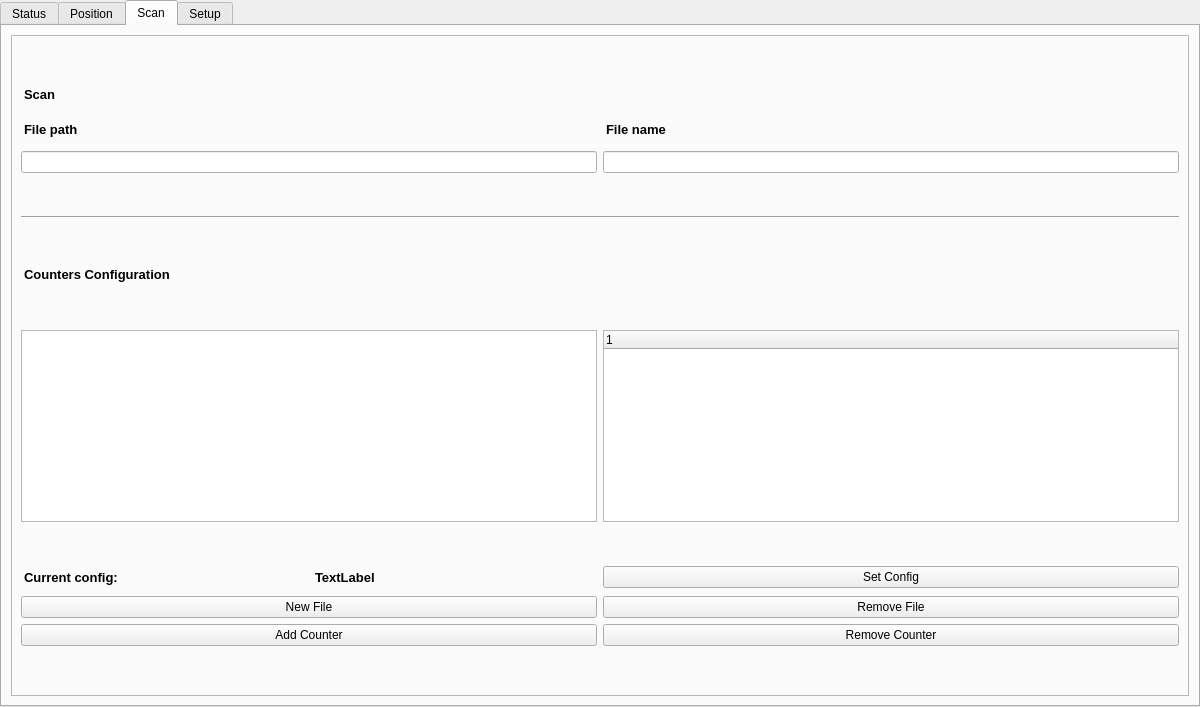
Qt form gui/main.ui (HugoValim/DAF) before a commit.
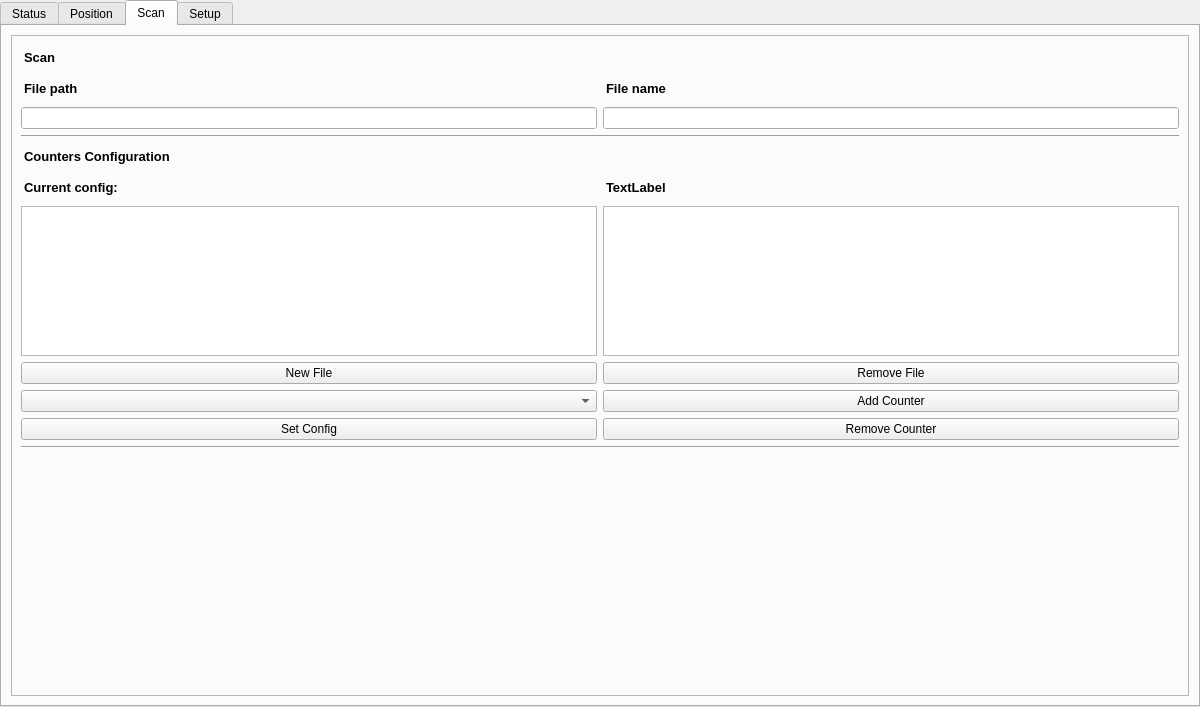
The same form after that commit. The open tabs and pages were chosen to show the change. Custom widgets are drawn as their Qt base class.

Commit message: Now almost everything related to counter can be done directly in daf.gui

What changed in the file:
```diff
--- a/gui/main.ui
+++ b/gui/main.ui
@@ -3946,6 +3946,24 @@
             </property>
            </widget>
           </item>
+          <item>
+           <layout class="QHBoxLayout" name="horizontalLayout_2">
+            <item>
+             <widget class="QLabel" name="label_54">
+              <property name="text">
+               <string>Current config:</string>
+              </property>
+             </widget>
+            </item>
+            <item>
+             <widget class="QLabel" name="label_current_config">
+              <property name="text">
+               <string>TextLabel</string>
+              </property>
+             </widget>
+            </item>
+           </layout>
+          </item>
           <item>
            <layout class="QHBoxLayout" name="horizontalLayout">
             <item>
@@ -3956,6 +3974,12 @@
                 <verstretch>0</verstretch>
                </sizepolicy>
               </property>
+              <property name="maximumSize">
+               <size>
+                <width>16777215</width>
+                <height>150</height>
+               </size>
+              </property>
              </widget>
             </item>
             <item>
@@ -3966,6 +3990,18 @@
                 <verstretch>0</verstretch>
                </sizepolicy>
               </property>
+              <property name="maximumSize">
+               <size>
+                <width>16777215</width>
+                <height>150</height>
+               </size>
+              </property>
+              <property name="autoScrollMargin">
+               <number>16</number>
+              </property>
+              <attribute name="headerVisible">
+               <bool>false</bool>
+              </attribute>
               <column>
                <property name="text">
                 <string notr="true">1</string>
@@ -3977,28 +4013,7 @@
           </item>
           <item>
            <layout class="QGridLayout" name="gridLayout_14">
-            <item row="2" column="0">
-             <widget class="QPushButton" name="pushButton_add_counter">
-              <property name="text">
-               <string>Add Counter</string>
-              </property>
-             </widget>
-            </item>
-            <item row="1" column="0">
-             <widget class="QPushButton" name="pushButton_new_counter_file">
-              <property name="text">
-               <string>New File</string>
-              </property>
-             </widget>
-            </item>
-            <item row="1" column="1">
-             <widget class="QPushButton" name="pushButton_remove_counter_file">
-              <property name="text">
-               <string>Remove File</string>
-              </property>
-             </widget>
-            </item>
-            <item row="2" column="1">
+            <item row="3" column="1">
              <widget class="QPushButton" name="pushButton_remove_counter">
               <property name="text">
                <string>Remove Counter</string>
@@ -4006,32 +4021,58 @@
              </widget>
             </item>
             <item row="0" column="0">
-             <layout class="QHBoxLayout" name="horizontalLayout_2">
-              <item>
-               <widget class="QLabel" name="label_54">
-                <property name="text">
-                 <string>Current config:</string>
-                </property>
-               </widget>
-              </item>
-              <item>
-               <widget class="QLabel" name="label_current_config">
-                <property name="text">
-                 <string>TextLabel</string>
-                </property>
-               </widget>
-              </item>
-             </layout>
+             <widget class="QPushButton" name="pushButton_new_counter_file">
+              <property name="text">
+               <string>New File</string>
+              </property>
+             </widget>
             </item>
             <item row="0" column="1">
+             <widget class="QPushButton" name="pushButton_remove_counter_file">
+              <property name="text">
+               <string>Remove File</string>
+              </property>
+             </widget>
+            </item>
+            <item row="3" column="0">
              <widget class="QPushButton" name="pushButton_set_config_counter">
               <property name="text">
                <string>Set Config</string>
               </property>
              </widget>
             </item>
+            <item row="2" column="1">
+             <widget class="QPushButton" name="pushButton_add_counter">
+              <property name="text">
+               <string>Add Counter</string>
+              </property>
+             </widget>
+            </item>
+            <item row="2" column="0">
+             <widget class="QComboBox" name="comboBox_counters"/>
+            </item>
            </layout>
           </item>
+          <item>
+           <widget class="Line" name="line_8">
+            <property name="orientation">
+             <enum>Qt::Horizontal</enum>
+            </property>
+           </widget>
+          </item>
+          <item>
+           <spacer name="verticalSpacer">
+            <property name="orientation">
+             <enum>Qt::Vertical</enum>
+            </property>
+            <property name="sizeHint" stdset="0">
+             <size>
+              <width>20</width>
+              <height>40</height>
+             </size>
+            </property>
+           </spacer>
+          </item>
          </layout>
         </widget>
        </item>
```
The commit also changes 2 other files.
